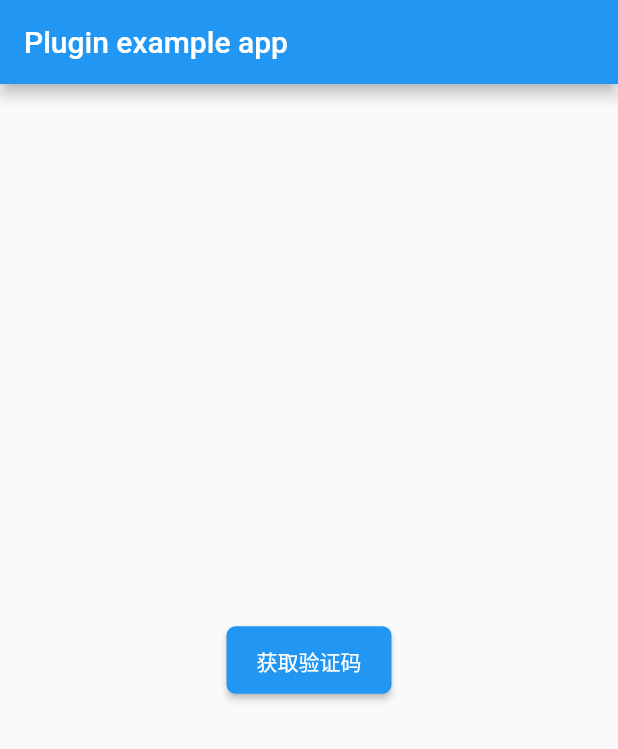
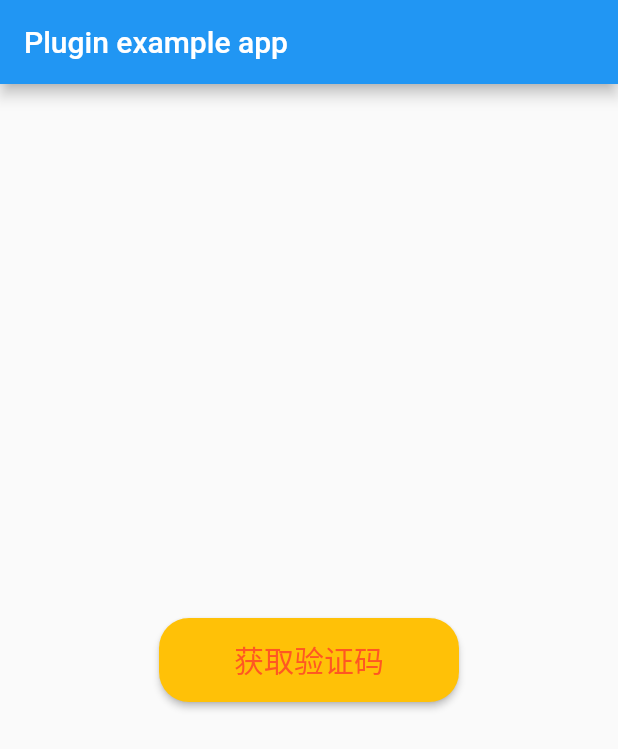
Before and after one commit to KevinRoy/countdown_text, a Flutter app: the screen it shows after launch, on a phone screen of 412 x 824 dp. Shown: the top 749 px of the screen. Run offline on Flutter 3.47's test engine with Material 2 defaults, Android fonts, the light colour scheme and no system bars.

Commit message:
更新细节

```diff
--- a/example/lib/main.dart
+++ b/example/lib/main.dart
@@ -18,7 +18,14 @@ class _MyAppState extends State<MyApp> {
         ),
         body: new Center(
           child: CountdownText(
-            defaultTitle: '获取验证码',
+            '获取验证码',
+            count: 10,
+            textColor: Colors.deepOrange,
+            fontSize: 20.0,
+            color: Colors.amber,
+            radius: 20.0,
+            disabledColor: Colors.black,
+            width: 200.0,
             onPressed: () {
               return true;
             },
--- a/lib/countdown_text.dart
+++ b/lib/countdown_text.dart
@@ -3,10 +3,30 @@ import 'package:flutter/material.dart';
 typedef OnPressedCallback = bool Function();
 
 class CountdownText extends StatefulWidget {
-  OnPressedCallback onPressed;
-  String defaultTitle;
+  final OnPressedCallback onPressed;
+  final String title;
+  final double width;
+  final double height;
+  final int count;
+  final double radius;
+  final Color color;
+  final Color disabledColor;
+  final Color textColor;
+  final double fontSize;
 
-  CountdownText({this.defaultTitle, this.onPressed});
+  CountdownText(this.title,
+      {Key key,
+      this.width,
+      this.height,
+      this.onPressed,
+      this.count,
+      this.radius,
+      this.color,
+      this.disabledColor,
+      this.textColor,
+      this.fontSize})
+      : assert(title != null),
+        super(key: key);
 
   @override
   State<StatefulWidget> createState() {
@@ -16,14 +36,30 @@ class CountdownText extends StatefulWidget {
 
 class CountdownTextState extends State<CountdownText>
     with TickerProviderStateMixin {
-  static const int COUNT = 10;
-  int count = COUNT;
+  static const int COUNT = 60;
+  static const double RADIUS = 6.0;
+  static const double FONTSIZE = 14.0;
+  static const Color TEXTCOLOR = Color(0xffffffff);
+
+  int count;
   AnimationController _controller;
   bool isClick;
+  double radius;
+  Color color;
+  Color disabledColor;
+  Color textColor;
+  double fontSize;
 
   @override
   void initState() {
     isClick = true;
+
+    count = widget.count ?? COUNT;
+    radius = widget.radius ?? RADIUS;
+    color = widget.color ?? Colors.blue;
+    disabledColor = widget.disabledColor ?? Colors.grey;
+    textColor = widget.textColor ?? TEXTCOLOR;
+    fontSize = widget.fontSize ?? FONTSIZE;
 
     _controller = new AnimationController(
       vsync: this,
@@ -56,25 +92,27 @@ class CountdownTextState extends State<CountdownText>
   @override
   Widget build(BuildContext context) {
     return Container(
-      width: 110.0,
-      height: 45.0,
+      width: widget.width,
+      height: widget.height,
       child: new RaisedButton(
         onPressed: isClick ? _onPressVoidCallback : null,
-        color: Colors.blue,
-        disabledColor: Colors.grey,
+        color: color,
+        disabledColor: disabledColor,
         child: new Padding(
           padding: new EdgeInsets.symmetric(vertical: 13.0),
           child: new Countdown(
-            title: widget.defaultTitle,
+            title: widget.title,
             isClick: isClick,
             animation: new StepTween(
               begin: count,
               end: 0,
             ).animate(_controller),
+            textColor: textColor,
+            fontSize: fontSize,
           ),
         ),
         shape: new RoundedRectangleBorder(
-          borderRadius: new BorderRadius.circular(6.0),
+          borderRadius: new BorderRadius.circular(radius),
         ),
       ),
     );
@@ -82,18 +120,27 @@ class CountdownTextState extends State<CountdownText>
 }
 
 class Countdown extends AnimatedWidget {
-  Countdown({Key key, this.animation, this.title, this.isClick})
-      : super(key: key, listenable: animation);
   Animation<int> animation;
   String title;
   bool isClick;
+  Color textColor;
+  double fontSize;
+
+  Countdown(
+      {Key key,
+      this.animation,
+      this.title,
+      this.isClick,
+      this.textColor,
+      this.fontSize})
+      : super(key: key, listenable: animation);
 
   @override
   Widget build(BuildContext context) {
     return new Text(
       isClick ? title : '${animation.value.toString()}s',
       textAlign: TextAlign.center,
-      style: new TextStyle(color: Color(0xffffffff), fontSize: 14.0),
+      style: new TextStyle(color: textColor, fontSize: fontSize),
     );
   }
 }
```
Also changed, not shown: 4 other files.
